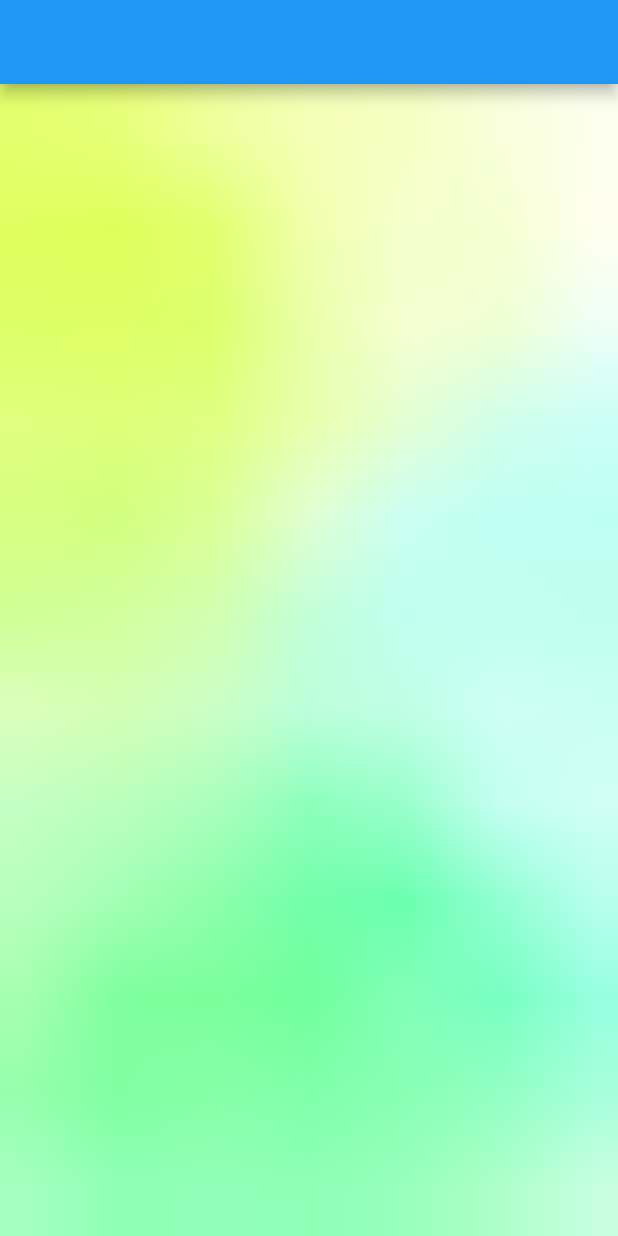
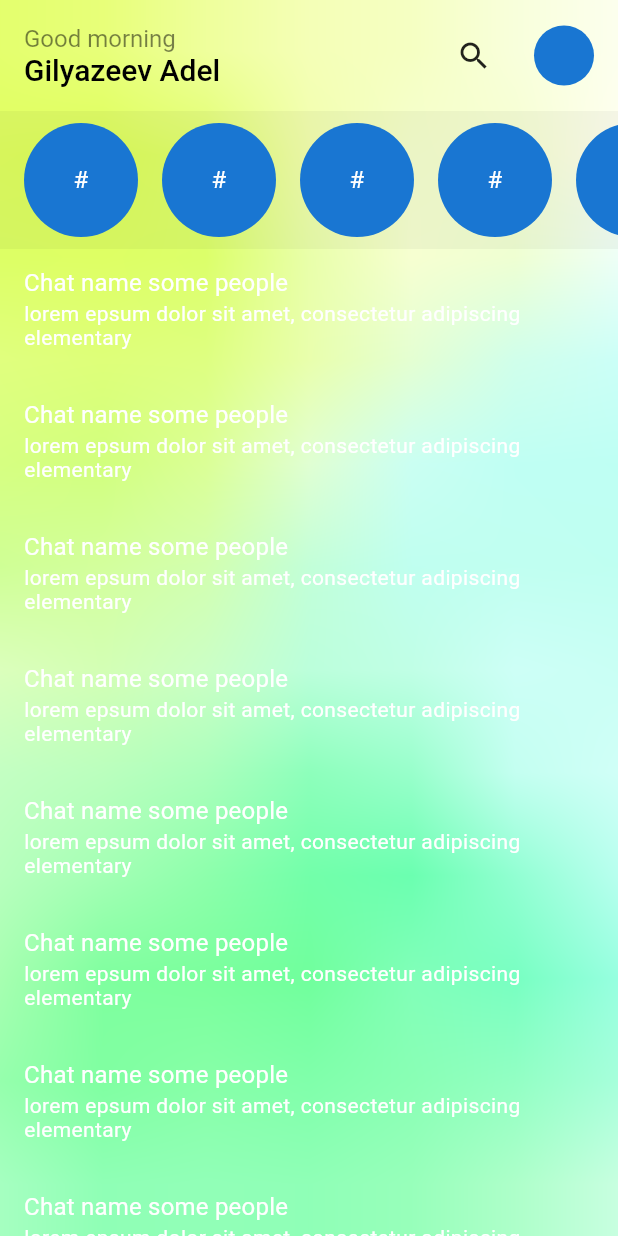
Before and after one commit to Atom735/surf-practice-chat, a Flutter app: the screen it shows after launch, on a phone screen of 412 x 824 dp. Run offline on Flutter 3.47's test engine with Material 2 defaults, Android fonts, the phone set to English and light mode, and no system bars; our stand-ins replace dio, firebase_crashlytics, logger; missing offline and left inert: elementary, surf_logger; accounts and stored records are empty.

Commit message:
create simply scaffold

```diff
--- a/practice_chat/lib/main.dart
+++ b/practice_chat/lib/main.dart
@@ -13,17 +13,11 @@ class MyApp extends StatelessWidget {
   @override
   Widget build(BuildContext context) => MaterialApp(
         title: 'Flutter Demo',
-        theme: ThemeData(
-          // This is the theme of your application.
-          //
-          // Try running your application with "flutter run". You'll see the
-          // application has a blue toolbar. Then, without quitting the app, try
-          // changing the primarySwatch below to Colors.green and then invoke
-          // "hot reload" (press "r" in the console where you ran "flutter run",
-          // or simply save your changes to "hot reload" in a Flutter IDE).
-          // Notice that the counter didn't reset back to zero; the application
-          // is not restarted.
-          primarySwatch: Colors.blue,
+        themeMode: ThemeMode.light,
+        color: Colors.amber,
+        theme: ThemeData.from(
+          colorScheme: const ColorScheme.light(),
+          textTheme: Typography.material2018().englishLike,
         ),
         home: const HomeScreenWidget(),
       );
--- a/practice_chat/lib/src/home_screen.dart
+++ b/practice_chat/lib/src/home_screen.dart
@@ -1,4 +1,8 @@
+import 'dart:developer';
+
 import 'package:flutter/material.dart';
+
+void kVoid() {}
 
 class ScreenBackgroundWidget extends StatelessWidget {
   const ScreenBackgroundWidget({Key? key}) : super(key: key);
@@ -10,16 +14,138 @@ class ScreenBackgroundWidget extends StatelessWidget {
       );
 }
 
+class ProfileButtonWidget extends StatelessWidget {
+  const ProfileButtonWidget({Key? key}) : super(key: key);
+
+  @override
+  Widget build(BuildContext context) => const CircleAvatar();
+}
+
+class WelcomeUserTile extends StatelessWidget {
+  const WelcomeUserTile({Key? key}) : super(key: key);
+
+  @override
+  Widget build(BuildContext context) {
+    final theme = Theme.of(context);
+    final styleTitle = theme.typography.englishLike.titleMedium!
+        .copyWith(color: theme.colorScheme.onBackground.withOpacity(0.5));
+    final styleUserName = theme.typography.englishLike.titleLarge!
+        .copyWith(color: theme.colorScheme.onBackground);
+    return Row(
+      children: [
+        Expanded(
+          child: Padding(
+            padding: const EdgeInsets.all(16),
+            child: Column(
+              crossAxisAlignment: CrossAxisAlignment.start,
+              children: [
+                Text(
+                  'Good morning',
+                  style: styleTitle,
+                ),
+                Text(
+                  'Gilyazeev Adel',
+                  style: styleUserName,
+                ),
+              ],
+            ),
+          ),
+        ),
+        IconButton(onPressed: () {}, icon: const Icon(Icons.search)),
+        const SizedBox(width: 16),
+        const ProfileButtonWidget(),
+        const SizedBox(width: 16),
+      ],
+    );
+  }
+}
+
+class StoryOpenBtn extends StatelessWidget {
+  const StoryOpenBtn({Key? key}) : super(key: key);
+
+  @override
+  Widget build(BuildContext context) => const Padding(
+        padding: EdgeInsets.all(8),
+        child: CircleAvatar(
+          radius: 38,
+          child: Text('#'),
+        ),
+      );
+}
+
+class StoriesTileWidget extends StatelessWidget {
+  const StoriesTileWidget({Key? key}) : super(key: key);
+
+  @override
+  Widget build(BuildContext context) => ColoredBox(
+        color: Colors.black.withAlpha(10),
+        child: ListView.builder(
+          scrollDirection: Axis.horizontal,
+          prototypeItem: const StoryOpenBtn(),
+          padding: const EdgeInsets.symmetric(horizontal: 8),
+          itemBuilder: (context, index) => const StoryOpenBtn(),
+          itemCount: 16,
+        ),
+      );
+}
+
+class ChatPreviewTileWidget extends StatelessWidget {
+  const ChatPreviewTileWidget({Key? key}) : super(key: key);
+
+  @override
+  Widget build(BuildContext context) => const ListTile(
+        isThreeLine: true,
+        onTap: kVoid,
+        title: Text(
+          'Chat name some people',
+          maxLines: 1,
+          softWrap: false,
+          overflow: TextOverflow.fade,
+        ),
+        subtitle: Text(
+          'lorem epsum dolor sit amet, consectetur adipiscing elementary',
+          maxLines: 2,
+          softWrap: true,
+          overflow: TextOverflow.fade,
+        ),
+      );
+}
+
 class HomeScreenWidget extends StatelessWidget {
   const HomeScreenWidget({Key? key}) : super(key: key);
 
   @override
   Widget build(BuildContext context) => Scaffold(
-        appBar: AppBar(),
         body: Stack(
           fit: StackFit.expand,
-          children: const [
-            ScreenBackgroundWidget(),
+          children: [
+            const ScreenBackgroundWidget(),
+            CustomScrollView(
+              slivers: [
+                SliverOverlapAbsorber(
+                  handle: SliverOverlapAbsorberHandle(),
+                  sliver: const SliverSafeArea(
+                    sliver: SliverToBoxAdapter(
+                      child: WelcomeUserTile(),
+                    ),
+                  ),
+                ),
+                SliverPrototypeExtentList(
+                  delegate: SliverChildBuilderDelegate(
+                    (ctx, i) => const StoriesTileWidget(),
+                    childCount: 1,
+                  ),
+                  prototypeItem: const StoryOpenBtn(),
+                ),
+                SliverPrototypeExtentList(
+                  delegate: SliverChildBuilderDelegate(
+                    (ctx, i) => const ChatPreviewTileWidget(),
+                    childCount: 32,
+                  ),
+                  prototypeItem: const ChatPreviewTileWidget(),
+                ),
+              ],
+            ),
           ],
         ),
       );
```
